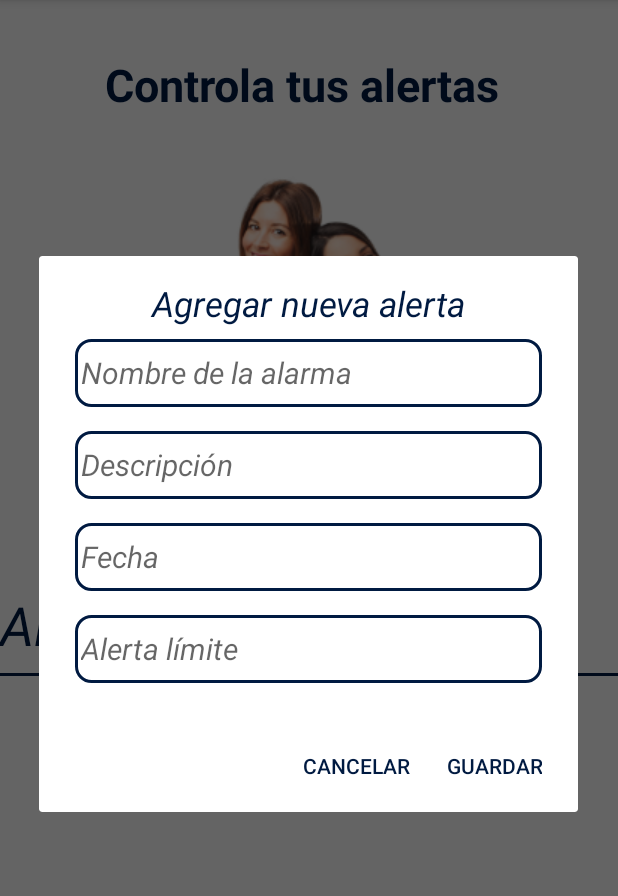
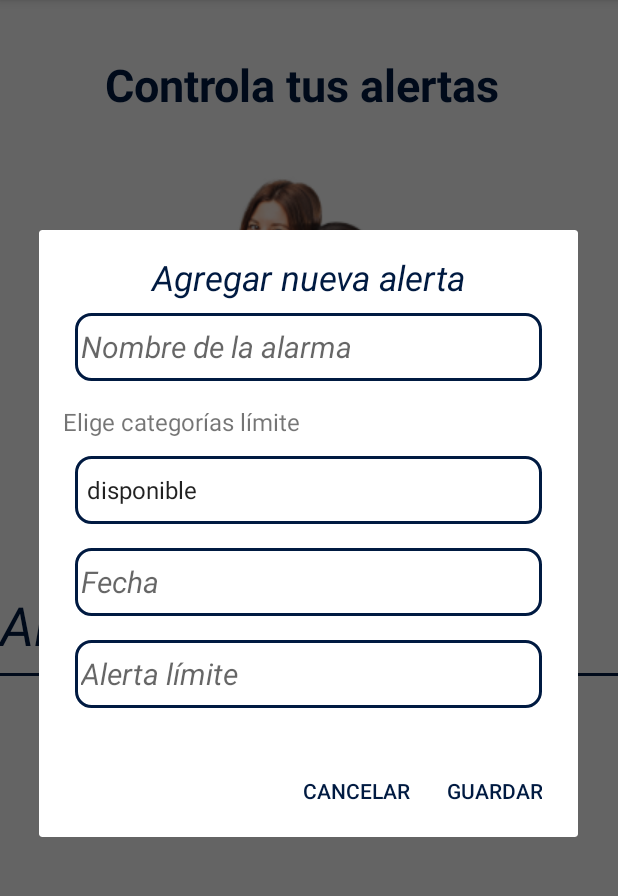
Before and after one commit to JmanCentral/Finazapp, an Android app built with Jetpack Compose: the fragment FragmentAlertas shown on its own in the app's theme, after a tap on "agrega tus alertas", on a phone screen of 412 x 824 dp, the part 84-980 px from its top. Run offline under Robolectric (Android 15) with nearby library versions, the phone set to English and light mode, and no system bars; our stand-ins replace Room's generated code.

Commit message:
Implementación del spinner en las alertas

```diff
--- a/app/src/main/java/com/practica/finazapp/Vista/FragmentAlertas.kt
+++ b/app/src/main/java/com/practica/finazapp/Vista/FragmentAlertas.kt
@@ -9,8 +9,10 @@ import android.util.Log
 import android.view.LayoutInflater
 import android.view.View
 import android.view.ViewGroup
+import android.widget.ArrayAdapter
 import android.widget.Button
 import android.widget.EditText
+import android.widget.Spinner
 import android.widget.TextView
 import android.widget.Toast
 import androidx.annotation.RequiresApi
@@ -79,10 +81,17 @@ class FragmentAlertas : Fragment(), AlertasListener {
 
     private fun mostrarDialogoNuevaAlerta() {
         val dialogView = layoutInflater.inflate(R.layout.dialog_nueva_alerta, null)
+
         val editTextNombreAlarma = dialogView.findViewById<TextInputEditText>(R.id.editTextNombreAlarma)
-        val editTextDescripcion = dialogView.findViewById<EditText>(R.id.editTextDescripcion)
+        val spinnerDescripcion = dialogView.findViewById<Spinner>(R.id.spinnerDescripcion)
         val editTextFecha = dialogView.findViewById<EditText>(R.id.editTextFecha)
         val editTextAlertalimite = dialogView.findViewById<EditText>(R.id.editTextAlertalimite)
+
+        // Configurar el Spinner con las opciones de categorías
+        val categorias = listOf("disponible", "gastos hormiga", "alimentos", "transporte", "servicios", "mercado")
+        val adapter = ArrayAdapter(requireContext(), android.R.layout.simple_spinner_item, categorias)
+        adapter.setDropDownViewResource(android.R.layout.simple_spinner_dropdown_item)
+        spinnerDescripcion.adapter = adapter
 
         editTextFecha.setOnClickListener {
             showDatePickerDialog(editTextFecha)
@@ -92,11 +101,11 @@ class FragmentAlertas : Fragment(), AlertasListener {
             .setView(dialogView)
             .setPositiveButton("Guardar") { dialog, _ ->
                 val nombreAlarma = editTextNombreAlarma.text.toString().trim()
-                val descripcion = editTextDescripcion.text.toString().trim()
+                val descripcion = spinnerDescripcion.selectedItem.toString().trim()
                 val fechaOriginal = editTextFecha.text.toString().trim()
                 val limiteStr = editTextAlertalimite.text.toString().trim()
 
-                if (nombreAlarma.isBlank() || fechaOriginal.isBlank() || descripcion.isBlank() || limiteStr.isBlank()) {
+                if (nombreAlarma.isBlank() || fechaOriginal.isBlank() || limiteStr.isBlank()) {
                     Toast.makeText(requireContext(), "Por favor, llene todos los campos", Toast.LENGTH_SHORT).show()
                     return@setPositiveButton
                 }
--- a/app/src/main/res/layout/dialog_nueva_alerta.xml
+++ b/app/src/main/res/layout/dialog_nueva_alerta.xml
@@ -22,15 +22,22 @@
         android:background="@drawable/bg_btn_borde_amarillo"
         android:layout_margin="8dp"/>
 
-    <com.google.android.material.textfield.TextInputEditText
-        android:id="@+id/editTextDescripcion"
+    <!-- TextView para la categoría límite -->
+    <TextView
+        android:layout_width="match_parent"
+        android:layout_height="wrap_content"
+        android:text="Elige categorías límite"
+        android:textSize="16sp"
+        android:layout_marginTop="8dp"
+        android:layout_marginBottom="4dp"/>
+
+    <!-- Spinner para la descripción -->
+    <Spinner
+        android:id="@+id/spinnerDescripcion"
         android:layout_width="match_parent"
         android:layout_height="45dp"
-        android:hint="Descripción"
-        android:padding="4dp"
-        style="@style/EstiloEditText"
-        android:background="@drawable/bg_btn_borde_amarillo"
-        android:layout_margin="8dp"/>
+        android:layout_margin="8dp"
+        android:background="@drawable/bg_btn_borde_amarillo"/>
 
     <com.google.android.material.textfield.TextInputEditText
         android:id="@+id/editTextFecha"
```
